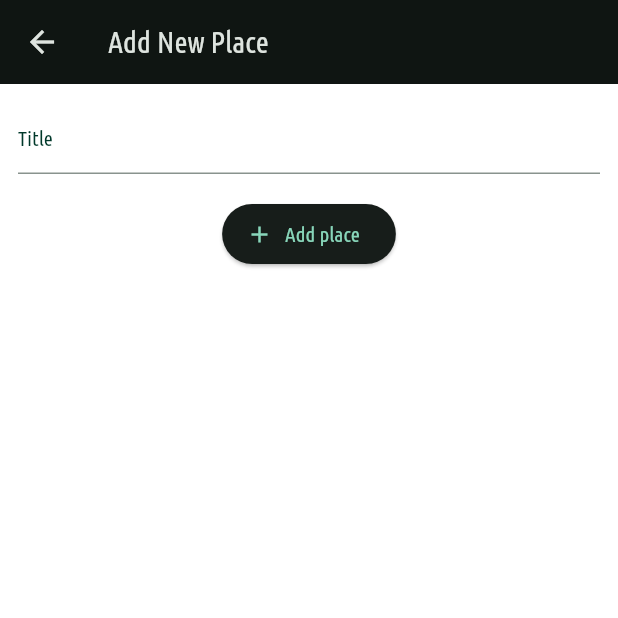
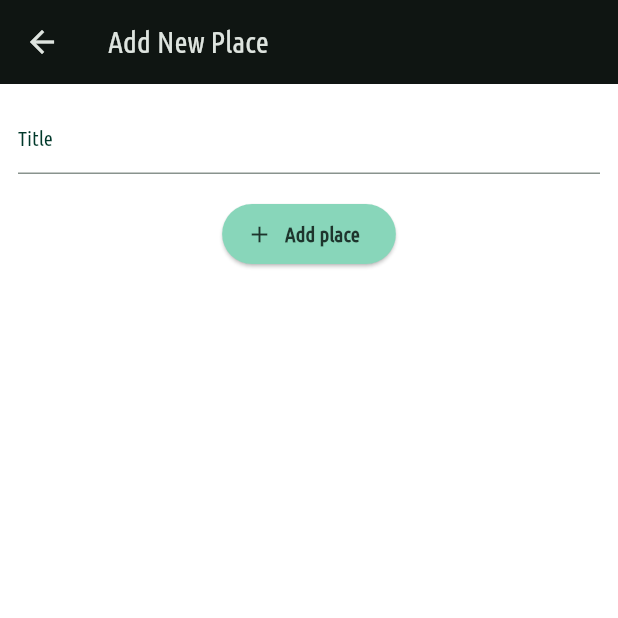
Before and after one commit to JoaoVitorLima242/favorite_places_flutter, a Flutter app: the AddPlaceScreen screen opened directly, on a phone screen of 412 x 824 dp, the top half of it. Run offline on Flutter 3.47's test engine with Material 2 defaults, Android fonts, the phone set to English and light mode, and no system bars; our stand-ins replace flutter_riverpod.

Commit message:
create place detail

```diff
--- a/lib/features/add_place/widget/add_place_form.dart
+++ b/lib/features/add_place/widget/add_place_form.dart
@@ -54,8 +54,19 @@ class _AddPlaceForm extends ConsumerState<AddPlaceForm> {
           const SizedBox(height: 16),
           ElevatedButton.icon(
             onPressed: _onAddPlace,
-            icon: const Icon(Icons.add),
-            label: const Text('Add place'),
+            style: ElevatedButton.styleFrom(
+              backgroundColor: Theme.of(context).colorScheme.primary,
+            ),
+            icon: Icon(
+              Icons.add,
+              color: Theme.of(context).colorScheme.onSecondary,
+            ),
+            label: Text(
+              'Add place',
+              style: TextStyle(
+                  color: Theme.of(context).colorScheme.onSecondary,
+                  fontWeight: FontWeight.w700),
+            ),
           )
         ],
       ),
```
Also changed, not shown: lib/features/place_details/place_details_screen.dart (added, +26 -0 lines), lib/features/places_list/places_list_screen.dart (+5 -2 lines), lib/features/places_list/widgets/place_tile.dart (+10 -0 lines).
